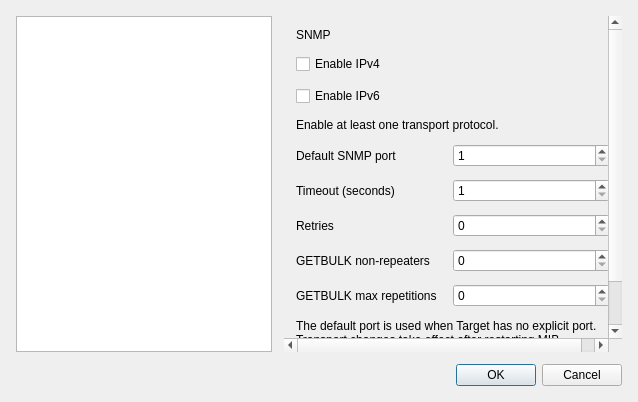
This is app/preferences.ui in Token-Ring-Joe/mib-navigator as Qt 5 draws it before an edit. The edited form follows.
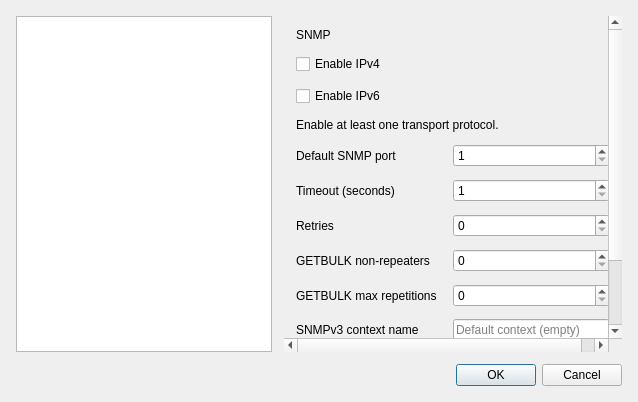
This is the edited form. The open tabs and pages were chosen to show the change.

Patch:
```diff
--- a/app/preferences.ui
+++ b/app/preferences.ui
@@ -284,6 +284,18 @@
                </property>
               </widget>
              </item>
+             <item row="5" column="0">
+              <widget class="QLabel" name="RequestContextNameLabel">
+               <property name="text"><string>SNMPv3 context name</string></property>
+               <property name="buddy"><cstring>RequestContextName</cstring></property>
+              </widget>
+             </item>
+             <item row="5" column="1">
+              <widget class="QLineEdit" name="RequestContextName">
+               <property name="placeholderText"><string>Default context (empty)</string></property>
+               <property name="toolTip"><string>Applies to new SNMPv3 operations. Existing operations keep their captured context.</string></property>
+              </widget>
+             </item>
              <property name="horizontalSpacing">
               <number>16</number>
              </property>
```
Left out of the diff: 2 changed lines with no effect on the pictures.
